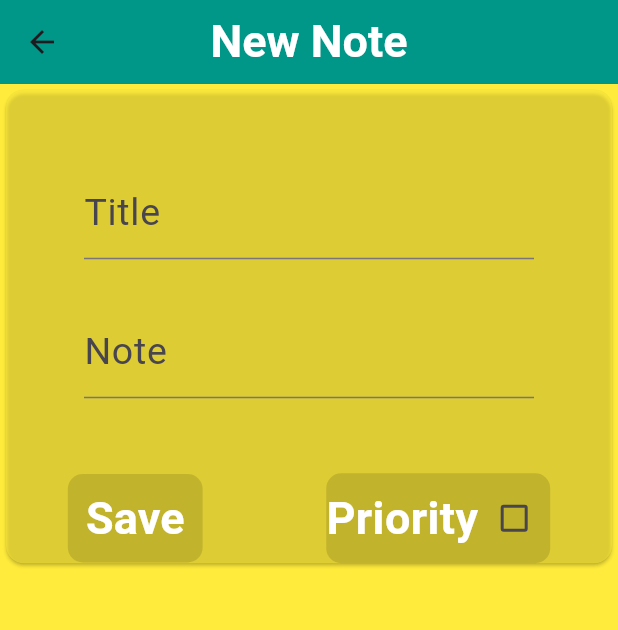
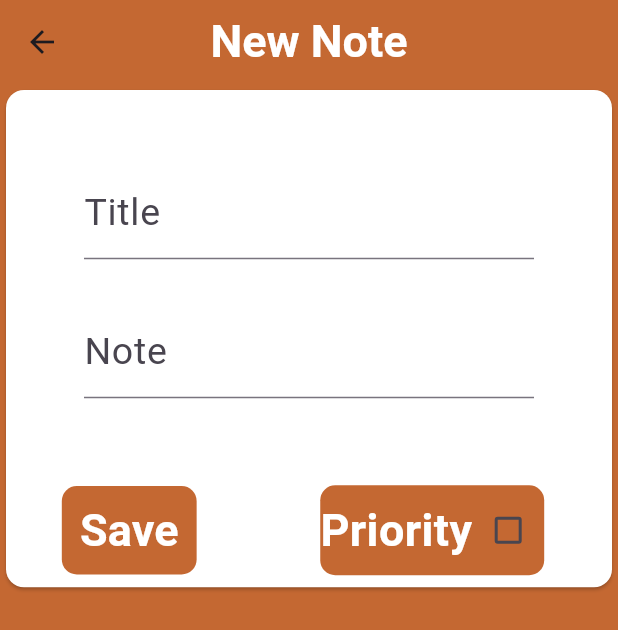
Before and after one commit to yeryfhc/todo_app, a Flutter app: the NewNotePage screen opened by its route, on a phone screen of 412 x 824 dp. Shown: the top 630 px of the screen. Run offline on Flutter 3.47's test engine with Material 2 defaults, Android fonts, the phone set to English and light mode, and no system bars; our stand-ins replace flutter_riverpod, sqflite; accounts and stored records are empty.

Commit message:
todoapp beauty
buenos colores todo

```diff
--- a/lib/main.dart
+++ b/lib/main.dart
@@ -17,8 +17,10 @@ class MyApp extends StatelessWidget {
       debugShowCheckedModeBanner: false,
       title: 'Todo APp',
       theme: ThemeData(
+        primaryIconTheme:  const IconThemeData(color: Colors.white),
         useMaterial3: true,
-        primarySwatch: Colors.teal,
+        cardColor: Colors.white,
+        primaryColor: const Color(0xfff88340)
       ), initialRoute: '/',
       routes: {
         '/':(context) => const HomePage(),
--- a/lib/pages/new_note.dart
+++ b/lib/pages/new_note.dart
@@ -16,13 +16,13 @@ const NewNotePage({Key? key}) : super(key: key);
    final notesave=ref.watch(todoNoteProvider.notifier);
 
     return Scaffold(
-      backgroundColor: Colors.yellow,
+      backgroundColor:const Color(0xffc46832),
     appBar: AppBar(
-      backgroundColor: Colors.teal,
+      backgroundColor: const Color(0xffc46832),
       centerTitle: true,
       title: const Text('New Note',style: TextStyle(fontSize: 30,fontWeight: FontWeight.bold, color: Colors.white),),),
       body:   Card(
-        color: const  Color.fromARGB(132, 255, 235, 59),
+        color: Colors.white,
 
         child: Column(
         mainAxisSize: MainAxisSize.min,
@@ -51,7 +51,7 @@ const NewNotePage({Key? key}) : super(key: key);
         children: [
           Container(
             decoration: BoxDecoration(
-              color:  Colors.black12,
+              color:  const Color(0xffc46832),
               borderRadius: BorderRadius.circular(10)),
 
 
--- a/lib/widgets/button_drawer.dart
+++ b/lib/widgets/button_drawer.dart
@@ -13,9 +13,9 @@ class ButtonDrawer extends StatelessWidget {
      child: Padding(
        padding: const EdgeInsets.only(bottom:10 ),
        child: TextButton.icon(
-        style: ButtonStyle(backgroundColor: MaterialStateProperty.all(Colors.teal)),
+        style: ButtonStyle(backgroundColor: MaterialStateProperty.all(Colors.white)),
 
-        onPressed: funcion, icon: Icon(icons,color: Colors.white,), label: Text(text,style: const  TextStyle(color: Colors.white,fontSize: 25,fontWeight: FontWeight.bold),)),
+        onPressed: funcion, icon: Icon(icons,color: const  Color(0xffc46832),), label: Text(text,style: const  TextStyle(color: Colors.black,fontSize: 25,fontWeight: FontWeight.bold),)),
      ));
   }
 }
--- a/lib/widgets/chekbox_todo.dart
+++ b/lib/widgets/chekbox_todo.dart
@@ -12,15 +12,17 @@ class CheckBoxTodo extends ConsumerWidget {
   @override
   Widget build(BuildContext context,ref) {
     final checkProvider=ref.watch(todoNoteProvider);
-    return Container(
+    return Padding(
+      padding: const EdgeInsets.all(8.0),
+      child: Container(
         height: 60,
-      decoration: BoxDecoration(color: Colors.black12,borderRadius: BorderRadius.circular(10)),
+        decoration: BoxDecoration(color:const  Color(0xffc46832),borderRadius: BorderRadius.circular(10)),
         child: Row(
           mainAxisAlignment: MainAxisAlignment.center,
           children: [
             const Text('Priority',style: TextStyle( color :Colors.white,fontWeight: FontWeight.bold,fontSize: 30),),
             Checkbox(
-            activeColor: Colors.green,
+              activeColor:const  Color(0xffc46832),
 
               value:checkProvider.boxchek , onChanged:(void ye){
                 checkProvider.boxchecke();
@@ -29,6 +31,7 @@ class CheckBoxTodo extends ConsumerWidget {
             } ),
           ],
         ),
+      ),
     );
   }
 }
```
Also changed, not shown: lib/pages/home_page.dart (+8 -6 lines), lib/widgets/cards_notes.dart (+26 -10 lines). Lines whose indentation alone changed are shown as unchanged.
